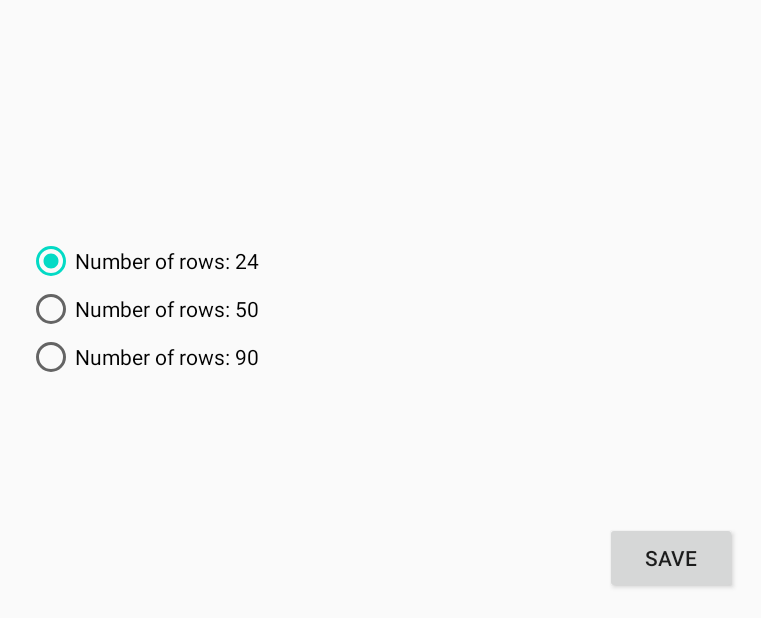
After one commit to JenkinsXu/thedebugginggame, an Android app: the OptionActivity screen opened directly, with no data from a screen before it, on a phone screen of 824 x 412 dp (held sideways). The commit adds this screen. Shown: the whole screen, without its empty margins (475-1236 px from the left). Run offline under Robolectric (Android 15) with nearby library versions, the phone set to English and light mode, and no system bars.

Commit message:
Support changing grid size.
OptionActivity is added for this functionality.
A res is added as its reference.

```diff
--- /dev/null
+++ b/app/src/main/java/io/jenkinsxu/github/findthebug/OptionActivity.java
@@ -0,0 +1,88 @@
+package io.jenkinsxu.github.findthebug;
+
+import androidx.appcompat.app.AppCompatActivity;
+
+import android.content.Context;
+import android.content.Intent;
+import android.content.SharedPreferences;
+import android.os.Bundle;
+import android.view.View;
+import android.widget.Button;
+import android.widget.RadioButton;
+import android.widget.RadioGroup;
+
+public class OptionActivity extends AppCompatActivity {
+
+    @Override
+    protected void onCreate(Bundle savedInstanceState) {
+        super.onCreate(savedInstanceState);
+        setContentView(R.layout.activity_option);
+
+        int savedValue = getGridSize(this);
+
+        createGridSizeOptions();
+        setupSaveButton();
+    }
+
+    private void setupSaveButton() {
+        Button button = (Button) findViewById(R.id.saveButton);
+        button.setOnClickListener(new View.OnClickListener() {
+            @Override
+            public void onClick(View v) {
+                RadioGroup group = (RadioGroup) findViewById(R.id.gridSizeOptions);
+                int idOfSelected = group.getCheckedRadioButtonId();
+//                RadioButton radioButton = (RadioButton) findViewById(idOfSelected);
+
+            }
+        });
+    }
+
+    private void createGridSizeOptions() {
+        RadioGroup group = (RadioGroup) findViewById(R.id.gridSizeOptions);
+
+        int[] gridSize = getResources().getIntArray(R.array.grid_size);
+
+        // Create the button
+        for (int i = 0; i < gridSize.length; i++) {
+            final int size = gridSize[i];
+            RadioButton button = new RadioButton(this);
+            button.setText("Number of rows: " + size);
+
+            // Set on-click callbacks
+            button.setOnClickListener(new View.OnClickListener() {
+                @Override
+                public void onClick(View v) {
+                    saveGripSize(size);
+                }
+            });
+
+            // Add to radio group
+            group.addView(button);
+
+            // Select default button
+            if (size == getGridSize(this)) {
+                button.setChecked(true);
+            }
+        }
+
+    }
+
+    private void saveGripSize(int size) {
+        SharedPreferences preferences =
+                this.getSharedPreferences("AppPreference", MODE_PRIVATE);
+        SharedPreferences.Editor editor = preferences.edit();
+        editor.putInt("Size of grid", size);
+        editor.apply();
+    }
+
+    static public int getGridSize(Context context) {
+        SharedPreferences preferences =
+                context.getSharedPreferences("AppPreference", MODE_PRIVATE);
+        int defaultSize = context.getResources().getInteger(R.integer.default_size);
+        return preferences.getInt("Size of grid", defaultSize);
+    }
+
+    public static Intent makeIntent(Context context) {
+        return new Intent(context, OptionActivity.class);
+    }
+}
--- /dev/null
+++ b/app/src/main/res/layout/activity_option.xml
@@ -0,0 +1,27 @@
+<?xml version="1.0" encoding="utf-8"?>
+<androidx.constraintlayout.widget.ConstraintLayout xmlns:android="http://schemas.android.com/apk/res/android"
+    xmlns:app="http://schemas.android.com/apk/res-auto"
+    xmlns:tools="http://schemas.android.com/tools"
+    android:layout_width="match_parent"
+    android:layout_height="match_parent"
+    tools:context=".OptionActivity">
+
+    <RadioGroup
+        android:id="@+id/gridSizeOptions"
+        android:layout_width="wrap_content"
+        android:layout_height="wrap_content"
+        app:layout_constraintBottom_toBottomOf="parent"
+        app:layout_constraintEnd_toEndOf="parent"
+        app:layout_constraintStart_toStartOf="parent"
+        app:layout_constraintTop_toTopOf="parent" />
+
+    <Button
+        android:id="@+id/saveButton"
+        android:layout_width="wrap_content"
+        android:layout_height="wrap_content"
+        android:layout_marginEnd="16dp"
+        android:layout_marginBottom="16dp"
+        android:text="@string/save_button"
+        app:layout_constraintBottom_toBottomOf="parent"
+        app:layout_constraintEnd_toEndOf="parent" />
+</androidx.constraintlayout.widget.ConstraintLayout>
--- /dev/null
+++ b/app/src/main/res/values/gameSettings.xml
@@ -0,0 +1,10 @@
+<?xml version="1.0" encoding="utf-8"?>
+<resources>
+    <integer-array name="grid_size">
+        <item>24</item>
+        <item>50</item>
+        <item>90</item>
+    </integer-array>
+
+    <integer name="default_size">24</integer>
+</resources>
--- a/app/src/main/res/values/strings.xml
+++ b/app/src/main/res/values/strings.xml
@@ -9,4 +9,5 @@
 
     <string name="hello_first_fragment">Hello first fragment</string>
     <string name="hello_second_fragment">Hello second fragment. Arg: %1$s</string>
+    <string name="save_button">Save</string>
 </resources>
```
Also changed, not shown: app/src/main/AndroidManifest.xml (+8 -5 lines), app/src/main/java/io/jenkinsxu/github/findthebug/GameActivity.java (+41 -5 lines), app/src/main/java/io/jenkinsxu/github/findthebug/MenuActivity.java (+28 -0 lines).
